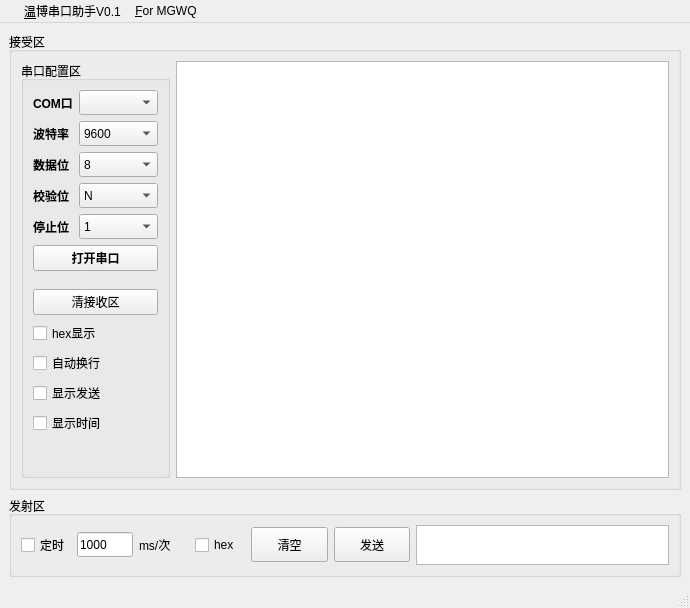
Qt form serial_wb.ui (wenbo-owen/wb_serial) before a commit.
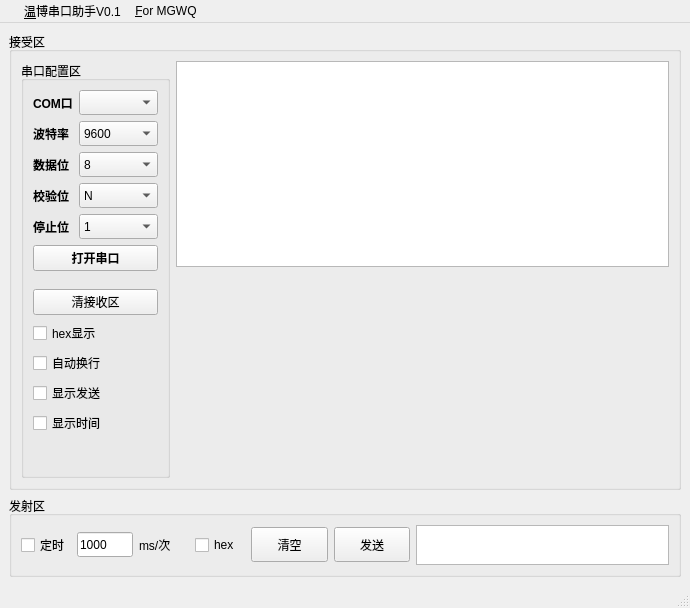
The same form after that commit.

```diff
--- a/serial_wb.ui
+++ b/serial_wb.ui
@@ -44,6 +44,12 @@
     </property>
     <item>
      <widget class="QGroupBox" name="groupBox_2">
+      <property name="sizePolicy">
+       <sizepolicy hsizetype="Preferred" vsizetype="Preferred">
+        <horstretch>0</horstretch>
+        <verstretch>0</verstretch>
+       </sizepolicy>
+      </property>
       <property name="maximumSize">
        <size>
         <width>16777215</width>
@@ -54,9 +60,6 @@
        <string>接受区</string>
       </property>
       <layout class="QHBoxLayout" name="horizontalLayout">
-       <property name="sizeConstraint">
-        <enum>QLayout::SetMinAndMaxSize</enum>
-       </property>
        <item>
         <widget class="QGroupBox" name="groupBox">
          <property name="title">
@@ -469,7 +472,28 @@
         </widget>
        </item>
        <item>
-        <widget class="QTextBrowser" name="Textbrowser_Receive"/>
+        <layout class="QVBoxLayout" name="verticalLayout_2">
+         <item>
+          <widget class="QTextBrowser" name="Textbrowser_Receive">
+           <property name="sizePolicy">
+            <sizepolicy hsizetype="Expanding" vsizetype="Preferred">
+             <horstretch>0</horstretch>
+             <verstretch>0</verstretch>
+            </sizepolicy>
+           </property>
+          </widget>
+         </item>
+         <item>
+          <widget class="QWidget" name="widget" native="true">
+           <property name="sizePolicy">
+            <sizepolicy hsizetype="Preferred" vsizetype="Preferred">
+             <horstretch>0</horstretch>
+             <verstretch>0</verstretch>
+            </sizepolicy>
+           </property>
+          </widget>
+         </item>
+        </layout>
        </item>
       </layout>
      </widget>
```
Left out of the diff: 15 changed lines with no effect on the pictures.
